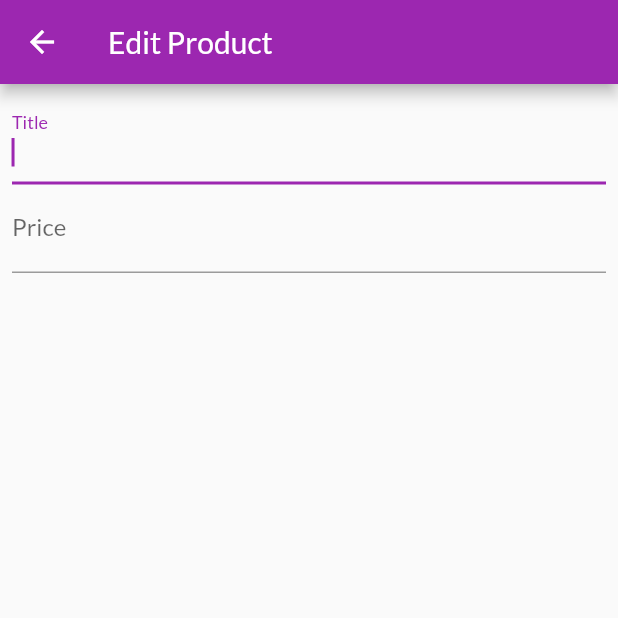
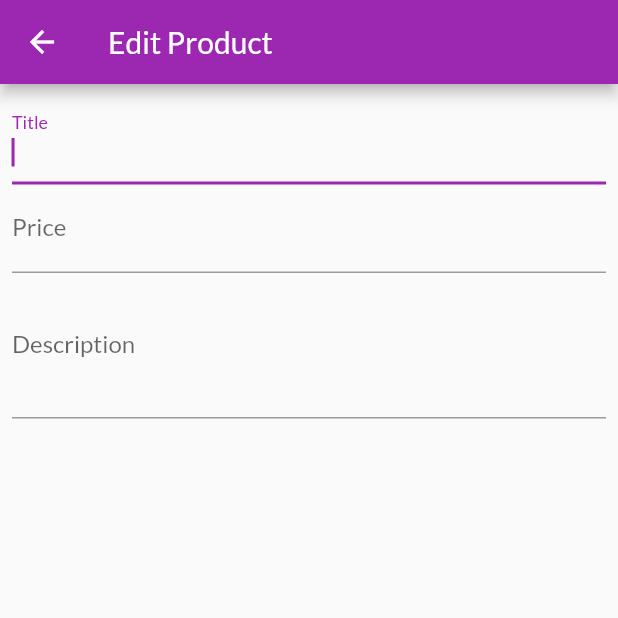
Before and after one commit to RohitDwivedi97/shopping_app, a Flutter app: the EditProductScreen screen opened by its route, on a phone screen of 412 x 824 dp, the top half of it. Run offline on Flutter 3.47's test engine with Material 2 defaults, Android fonts, the phone set to English and light mode, and no system bars; network calls fail.

Commit message:
Added  a multiline input field for description.

```diff
--- a/lib/screens/edit_product_screen.dart
+++ b/lib/screens/edit_product_screen.dart
@@ -33,6 +33,13 @@ class _EditProductScreenState extends State<EditProductScreen> {
                   textInputAction: TextInputAction.next,
                   keyboardType: TextInputType.number,
                 ),
+                 TextFormField(
+                  decoration: const InputDecoration(
+                    labelText: 'Description',
+                  ),
+                  maxLines: 3,
+                  keyboardType: TextInputType.multiline
+                ),
               ],
             ),
           ),
```
